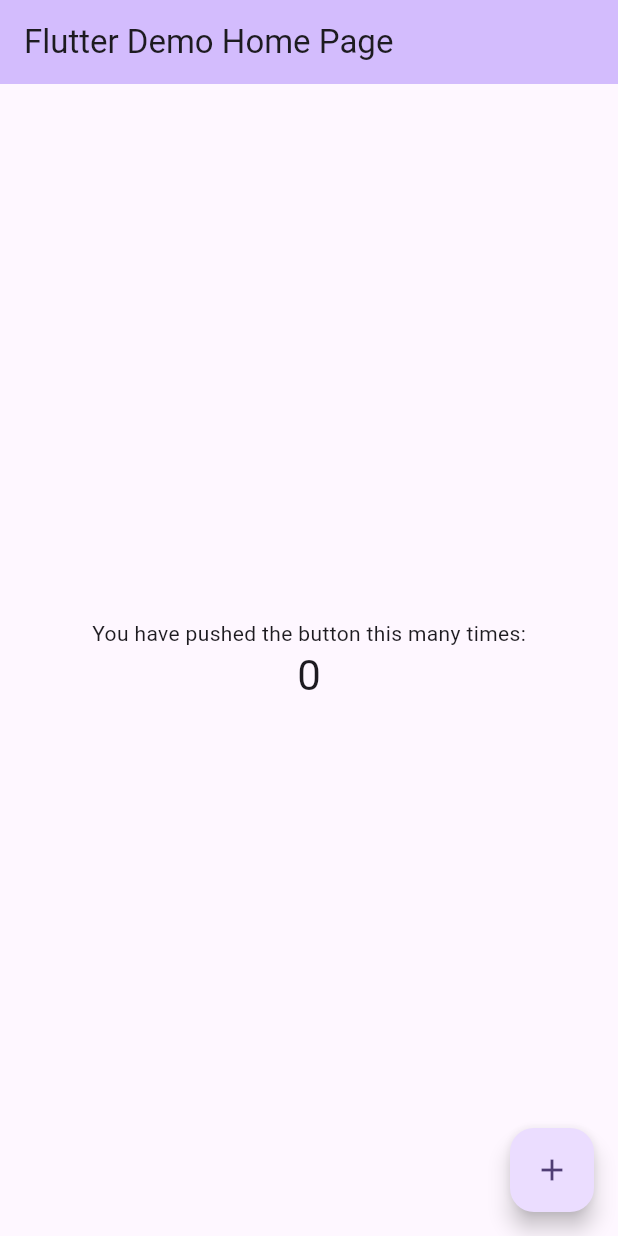
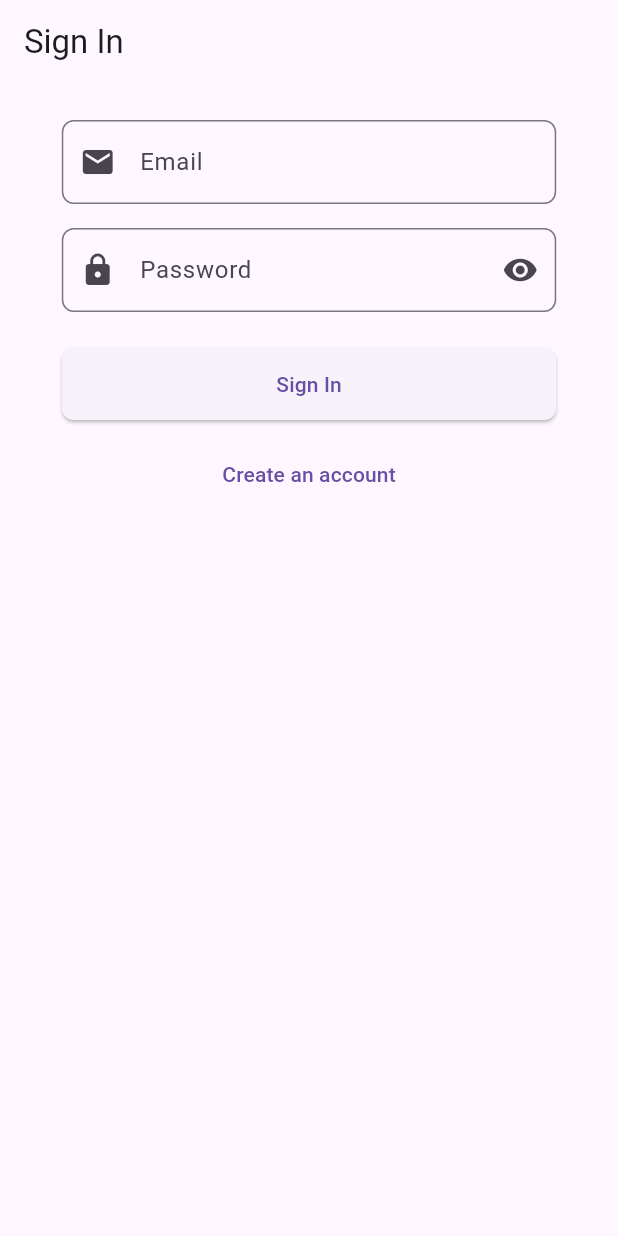
Before and after one commit to GaganDolla/pulsegig, a Flutter app: the screen it shows after launch, on a phone screen of 412 x 824 dp. Run offline on Flutter 3.47's test engine with Material 3 defaults, Android fonts, the phone set to English and light mode, and no system bars; our stand-ins replace firebase_auth, firebase_core; accounts and stored records are empty; generated files the repository leaves out were written again.

Commit message:
Firbase Auth Implementation

```diff
--- a/lib/main.dart
+++ b/lib/main.dart
@@ -1,122 +1,64 @@
 import 'package:flutter/material.dart';
+import 'package:firebase_core/firebase_core.dart';
+import 'firebase_options.dart';
+import 'services/auth_service.dart';
+import 'screens/login_screen.dart';
+import 'screens/home_screen.dart';
+import 'screens/sign_up_screen.dart';
 
-void main() {
+void main() async {
+  WidgetsFlutterBinding.ensureInitialized();
+  await Firebase.initializeApp(
+    options: DefaultFirebaseOptions.currentPlatform,
+  );
   runApp(const MyApp());
 }
 
 class MyApp extends StatelessWidget {
   const MyApp({super.key});
-
-  // This widget is the root of your application.
   @override
-  Widget build(BuildContext context) {
+  Widget build(BuildContext ctx) {
     return MaterialApp(
-      title: 'Flutter Demo',
+      title: 'PulseGig',
+      routes: {
+        LoginScreen.routeName: (_) => const LoginScreen(),
+        SignUpScreen.routeName: (_) => const SignUpScreen(),
+        HomeScreen.routeName:  (_) => const HomeScreen(),
+      },
+      home: StreamBuilder(
+        stream: AuthService().userChanges,
+        builder: (ctx, snap) {
+          if (snap.connectionState == ConnectionState.waiting) {
+            return const Scaffold(
+              body: Center(child: CircularProgressIndicator()),
+            );
+          }
+          return (snap.data != null)
+            ? const HomeScreen()
+            : const LoginScreen();
+        },
+      ),
+      debugShowCheckedModeBanner: false,
       theme: ThemeData(
-        // This is the theme of your application.
-        //
-        // TRY THIS: Try running your application with "flutter run". You'll see
-        // the application has a purple toolbar. Then, without quitting the app,
-        // try changing the seedColor in the colorScheme below to Colors.green
-        // and then invoke "hot reload" (save your changes or press the "hot
-        // reload" button in a Flutter-supported IDE, or press "r" if you used
-        // the command line to start the app).
-        //
-        // Notice that the counter didn't reset back to zero; the application
-        // state is not lost during the reload. To reset the state, use hot
-        // restart instead.
-        //
-        // This works for code too, not just values: Most code changes can be
-        // tested with just a hot reload.
-        colorScheme: ColorScheme.fromSeed(seedColor: Colors.deepPurple),
-      ),
-      home: const MyHomePage(title: 'Flutter Demo Home Page'),
+        primarySwatch: Colors.blue,
+        primaryColor: Colors.blue[600],
+        inputDecorationTheme: InputDecorationTheme(
+          border: OutlineInputBorder(
+            borderRadius: BorderRadius.circular(8),
+          ),
+          focusedBorder: OutlineInputBorder(
+            borderSide: BorderSide(color: Colors.blue[600]!),
+          ),
+        ),
+        elevatedButtonTheme: ElevatedButtonThemeData(
+          style: ElevatedButton.styleFrom(
+            minimumSize: Size(double.infinity, 48),
+            shape: RoundedRectangleBorder(
+              borderRadius: BorderRadius.circular(8),
+            ),
+          ),
+        )
+      )
     );
   }
 }
-
-class MyHomePage extends StatefulWidget {
-  const MyHomePage({super.key, required this.title});
-
-  // This widget is the home page of your application. It is stateful, meaning
-  // that it has a State object (defined below) that contains fields that affect
-  // how it looks.
-
-  // This class is the configuration for the state. It holds the values (in this
-  // case the title) provided by the parent (in this case the App widget) and
-  // used by the build method of the State. Fields in a Widget subclass are
-  // always marked "final".
-
-  final String title;
-
-  @override
-  State<MyHomePage> createState() => _MyHomePageState();
-}
-
-class _MyHomePageState extends State<MyHomePage> {
-  int _counter = 0;
-
-  void _incrementCounter() {
-    setState(() {
-      // This call to setState tells the Flutter framework that something has
-      // changed in this State, which causes it to rerun the build method below
-      // so that the display can reflect the updated values. If we changed
-      // _counter without calling setState(), then the build method would not be
-      // called again, and so nothing would appear to happen.
-      _counter++;
-    });
-  }
-
-  @override
-  Widget build(BuildContext context) {
-    // This method is rerun every time setState is called, for instance as done
-    // by the _incrementCounter method above.
-    //
-    // The Flutter framework has been optimized to make rerunning build methods
-    // fast, so that you can just rebuild anything that needs updating rather
-    // than having to individually change instances of widgets.
-    return Scaffold(
-      appBar: AppBar(
-        // TRY THIS: Try changing the color here to a specific color (to
-        // Colors.amber, perhaps?) and trigger a hot reload to see the AppBar
-        // change color while the other colors stay the same.
-        backgroundColor: Theme.of(context).colorScheme.inversePrimary,
-        // Here we take the value from the MyHomePage object that was created by
-        // the App.build method, and use it to set our appbar title.
-        title: Text(widget.title),
-      ),
-      body: Center(
-        // Center is a layout widget. It takes a single child and positions it
-        // in the middle of the parent.
-        child: Column(
-          // Column is also a layout widget. It takes a list of children and
-          // arranges them vertically. By default, it sizes itself to fit its
-          // children horizontally, and tries to be as tall as its parent.
-          //
-          // Column has various properties to control how it sizes itself and
-          // how it positions its children. Here we use mainAxisAlignment to
-          // center the children vertically; the main axis here is the vertical
-          // axis because Columns are vertical (the cross axis would be
-          // horizontal).
-          //
-          // TRY THIS: Invoke "debug painting" (choose the "Toggle Debug Paint"
-          // action in the IDE, or press "p" in the console), to see the
-          // wireframe for each widget.
-          mainAxisAlignment: MainAxisAlignment.center,
-          children: <Widget>[
-            const Text('You have pushed the button this many times:'),
-            Text(
-              '$_counter',
-              style: Theme.of(context).textTheme.headlineMedium,
-            ),
-          ],
-        ),
-      ),
-      floatingActionButton: FloatingActionButton(
-        onPressed: _incrementCounter,
-        tooltip: 'Increment',
-        child: const Icon(Icons.add),
-      ), // This trailing comma makes auto-formatting nicer for build methods.
-    );
-  }
-}
--- /dev/null
+++ b/lib/screens/login_screen.dart
@@ -0,0 +1,143 @@
+import 'package:flutter/material.dart';
+import '../services/auth_service.dart';
+import 'sign_up_screen.dart';
+import 'package:firebase_auth/firebase_auth.dart';
+import 'dart:async';
+class LoginScreen extends StatefulWidget {
+  static const routeName = '/login';
+  const LoginScreen({super.key});
+  @override State<LoginScreen> createState() => _LoginScreenState();
+}
+
+class _LoginScreenState extends State<LoginScreen> {
+  final _formKey = GlobalKey<FormState>();
+  final _emailCtrl = TextEditingController();
+  final _passCtrl = TextEditingController();
+  bool _loading = false;
+  bool _obscure = true;
+  String? _errorMsg;
+
+  Future<void> _submit() async {
+    if (!_formKey.currentState!.validate()) return;
+    setState(() {
+      _loading = true;
+      _errorMsg = null;
+    });
+    try {
+      await AuthService().signIn(
+        _emailCtrl.text.trim(),
+        _passCtrl.text,
+      ).timeout(const Duration(seconds: 10), onTimeout: () {
+        throw TimeoutException('Timeout');
+      });
+      // successful sign-in will be handled by the StreamBuilder in main
+    } on FirebaseAuthException catch (e) {
+      String message;
+      switch (e.code) {
+        case 'user-not-found':
+          message = 'No account found for that email.';
+          break;
+        case 'wrong-password':
+          message = 'Incorrect password.';
+          break;
+        case 'invalid-email':
+          message = 'Please enter a valid email address.';
+          break;
+        case 'user-disabled':
+          message = 'This user account has been disabled.';
+          break;
+        default:
+          message = 'Authentication failed. Please try again.';
+      }
+      setState(() => _errorMsg = message);
+    } on TimeoutException {
+      setState(() => _errorMsg = 'Request timed out. Check your connection.');
+    } catch (_) {
+      setState(() => _errorMsg = 'An unexpected error occurred.');
+    } finally {
+      setState(() => _loading = false);
+    }
+  }
+
+  @override
+  Widget build(BuildContext context) {
+    final width = MediaQuery.of(context).size.width;
+    return Scaffold(
+      appBar: AppBar(title: const Text('Sign In')),
+      body: SingleChildScrollView(
+        padding: EdgeInsets.symmetric(horizontal: width * 0.1, vertical: 24),
+        child: Form(
+          key: _formKey,
+          child: Column(
+            children: [
+              if (_errorMsg != null) ...[
+                Text(_errorMsg!, style: const TextStyle(color: Colors.red)),
+                const SizedBox(height: 16),
+              ],
+              TextFormField(
+                controller: _emailCtrl,
+                decoration: const InputDecoration(
+                  labelText: 'Email',
+                  prefixIcon: Icon(Icons.email),
+                ),
+                keyboardType: TextInputType.emailAddress,
+                validator: (value) {
+                  if (value == null || value.isEmpty) {
+                    return 'Email is required';
+                  }
+                  final regex = RegExp(r'^[^@]+@[^@]+\.[^@]+');
+                  return regex.hasMatch(value) ? null : 'Enter a valid email';
+                },
+              ),
+              const SizedBox(height: 16),
+              TextFormField(
+                controller: _passCtrl,
+                obscureText: _obscure,
+                decoration: InputDecoration(
+                  labelText: 'Password',
+                  prefixIcon: const Icon(Icons.lock),
+                  suffixIcon: IconButton(
+                    icon: Icon(
+                      _obscure ? Icons.visibility : Icons.visibility_off,
+                    ),
+                    onPressed: () => setState(() => _obscure = !_obscure),
+                  ),
+                ),
+                validator: (value) {
+                  if (value == null || value.isEmpty) {
+                    return 'Password is required';
+                  }
+                  return value.length >= 6
+                      ? null
+                      : 'Password must be at least 6 characters';
+                },
+              ),
+              const SizedBox(height: 24),
+              Stack(
+                alignment: Alignment.center,
+                children: [
+                  SizedBox(
+                    width: double.infinity,
+                    child: ElevatedButton(
+                      onPressed: _loading ? null : _submit,
+                      child: const Text('Sign In'),
+                    ),
+                  ),
+                  if (_loading) const CircularProgressIndicator(),
+                ],
+              ),
+              const SizedBox(height: 12),
+              TextButton(
+                onPressed: _loading
+                    ? null
+                    : () => Navigator.pushNamed(
+                          context, SignUpScreen.routeName),
+                child: const Text('Create an account'),
+              ),
+            ],
+          ),
+        ),
+      ),
+    );
+  }
+}
--- /dev/null
+++ b/lib/services/auth_service.dart
@@ -0,0 +1,29 @@
+import 'package:firebase_auth/firebase_auth.dart';
+
+class AuthService {
+  final _auth = FirebaseAuth.instance;
+
+  /// Stream of auth changes (signed in/out)
+  Stream<User?> get userChanges => _auth.authStateChanges();
+
+  /// Sign in with email & password
+  Future<User?> signIn(String email, String password) async {
+    final cred = await _auth.signInWithEmailAndPassword(
+      email: email.trim(),
+      password: password,
+    );
+    return cred.user;
+  }
+
+  /// Register a new account
+  Future<User?> signUp(String email, String password) async {
+    final cred = await _auth.createUserWithEmailAndPassword(
+      email: email.trim(),
+      password: password,
+    );
+    return cred.user;
+  }
+
+  /// Sign out
+  Future<void> signOut() => _auth.signOut();
+}
--- a/pubspec.yaml
+++ b/pubspec.yaml
@@ -34,6 +34,8 @@ dependencies:
   # The following adds the Cupertino Icons font to your application.
   # Use with the CupertinoIcons class for iOS style icons.
   cupertino_icons: ^1.0.8
+  firebase_core: ^3.14.0
+  firebase_auth: ^5.6.0
 
 dev_dependencies:
   flutter_test:
```
Also changed, not shown: lib/screens/home_screen.dart (added, +23 -0 lines), lib/screens/sign_up_screen.dart (added, +65 -0 lines), pubspec.lock, 11 other files.
